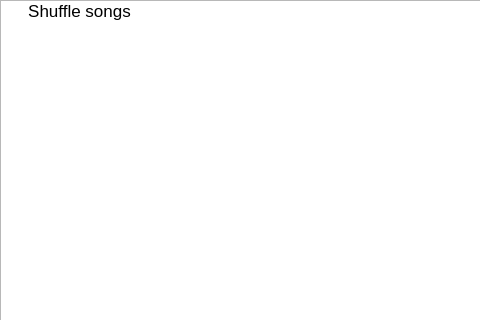
Above: singleartistview.ui from gidzzz/openmediaplayer before the change; both pictures show x 0 to 480 and y 0 to 320 of the 800 by 480 pixel window. Below: the same form after it.
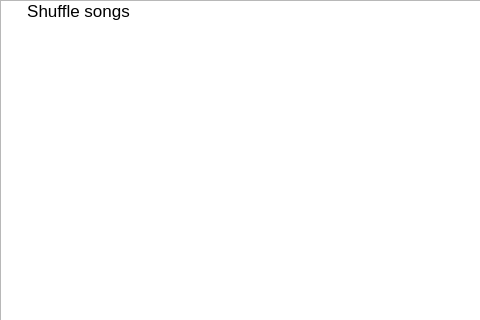
That is the form after the change. Custom widgets are drawn as their Qt base class.

Commit message: Resize widget and reflow items items when changing orientation

What changed in the file:
```diff
--- a/singleartistview.ui
+++ b/singleartistview.ui
@@ -60,7 +60,7 @@
        </property>
        <property name="gridSize">
         <size>
-         <width>157</width>
+         <width>155</width>
          <height>180</height>
         </size>
        </property>
```
Left out of the diff: 3 changed lines with no effect on the pictures. The commit also changes 5 other files.
